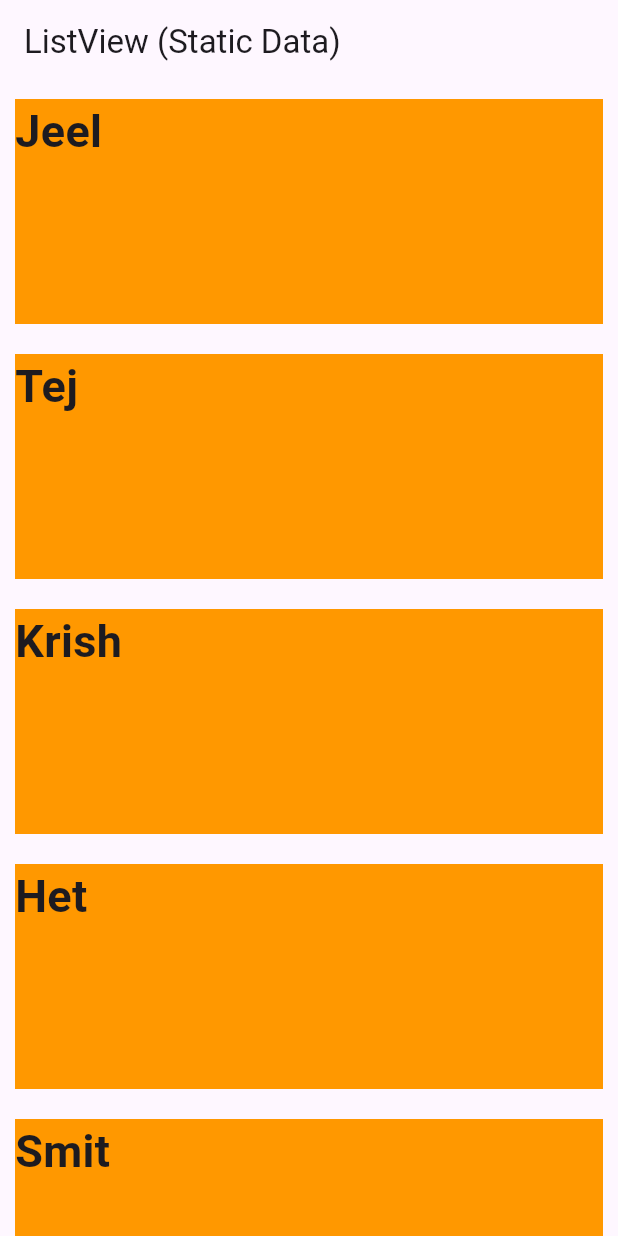
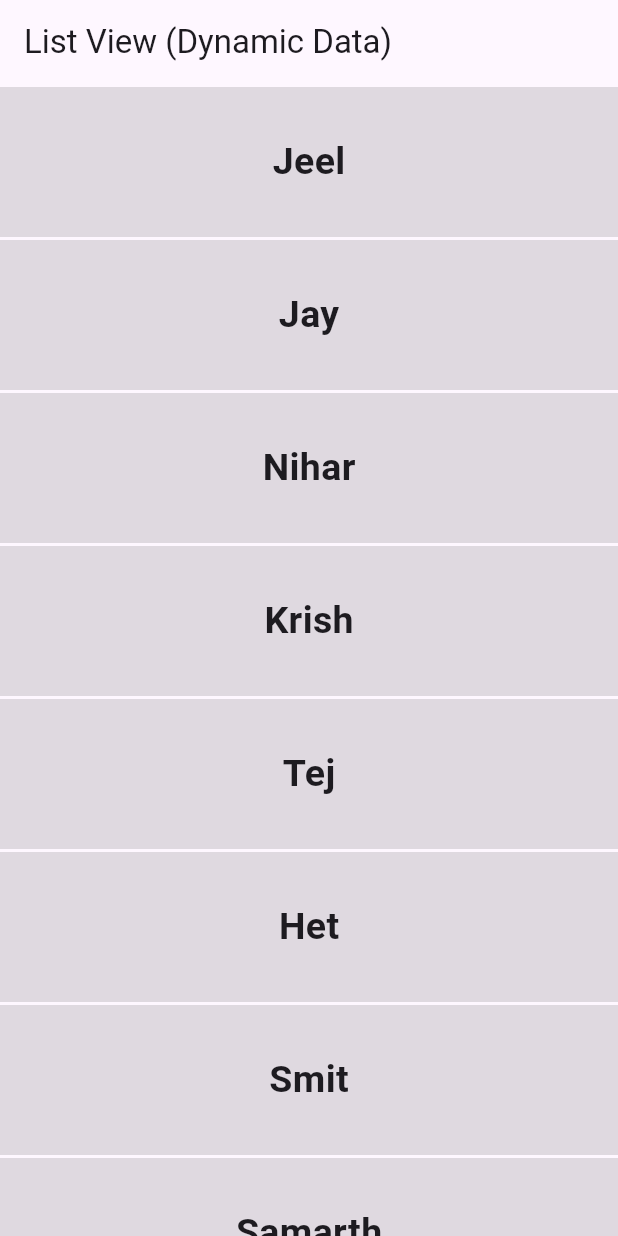
Before and after one commit to jeelpatel001/first_flutter_app, a Flutter app: the screen it shows after launch, on a phone screen of 412 x 824 dp. Run offline on Flutter 3.47's test engine with Material 3 defaults, Android fonts, the phone set to English and light mode, and no system bars.

Commit message:
Learn ListView using Dynamic Data (from Array)

```diff
--- /dev/null
+++ b/lib/_11_List_View_DynamicData.dart
@@ -0,0 +1,38 @@
+import 'package:flutter/material.dart';
+
+class ListViewDynamicData extends StatefulWidget {
+  const ListViewDynamicData({super.key});
+
+  @override
+  State<ListViewDynamicData> createState() => _ListViewDynamicDataState();
+}
+
+class _ListViewDynamicDataState extends State<ListViewDynamicData> {
+  var names = ['Jeel', 'Jay', 'Nihar', 'Krish', 'Tej', 'Het', 'Smit', 'Samarth', 'Karan', 'Meet'];
+
+  @override
+  Widget build(BuildContext context) {
+    return Scaffold(
+      appBar: AppBar(
+        title: const Text("List View (Dynamic Data)"),
+      ),
+      body: ListView.builder(
+        itemBuilder: (context, index) {
+          return Container(
+            margin: const EdgeInsets.only(top: 2),
+            color: Colors.black12,
+            height: 100,
+            child: Center(
+              child: Text(
+                names[index],
+                style:
+                    const TextStyle(fontSize: 25, fontWeight: FontWeight.bold),
+              ),
+            ),
+          );
+        },
+        itemCount: names.length,
+      ),
+    );
+  }
+}
--- a/lib/main.dart
+++ b/lib/main.dart
@@ -1,4 +1,5 @@
 import 'package:first_flutter_app/_10_List_View_StaticData.dart';
+import 'package:first_flutter_app/_11_List_View_DynamicData.dart';
 import 'package:first_flutter_app/_1_Container.dart';
 import 'package:first_flutter_app/_2_Text_Button_Widget.dart';
 import 'package:first_flutter_app/_3_Elevated_Button_Widget.dart';
@@ -38,7 +39,8 @@ class MyApp extends StatelessWidget {
       // home: const column(),
       // home: const inkwell(),
       // home: const MyScrollView(),
-      home: const ListViewStaticData(),
+      // home: const ListViewStaticData(),
+      home: const ListViewDynamicData(),
     );
   }
 }
@@ -103,65 +105,6 @@ class _MyHomePageState extends State<MyHomePage> {
       //   itemCount: names.length,
       // ),
 
-      /*-------List View and Its Components-------*/
-      /* Static Data */
-
-      // body: ListView(
-      //   children: const [
-      //     Padding(
-      //       padding: EdgeInsets.all(8.0),
-      //       child: Text(
-      //         "One ",
-      //         style: TextStyle(
-      //           fontSize: 25,
-      //           fontWeight: FontWeight.w600,
-      //         ),
-      //       ),
-      //     ),
-      //     Padding(
-      //       padding: EdgeInsets.all(8.0),
-      //       child: Text(
-      //         "Two ",
-      //         style: TextStyle(
-      //           fontSize: 25,
-      //           fontWeight: FontWeight.w600,
-      //         ),
-      //       ),
-      //     ),
-      //     Padding(
-      //       padding: EdgeInsets.all(8.0),
-      //       child: Text(
-      //         "Three ",
-      //         style: TextStyle(
-      //           fontSize: 25,
-      //           fontWeight: FontWeight.w600,
-      //         ),
-      //       ),
-      //     ),
-      //     Padding(
-      //       padding: EdgeInsets.all(8.0),
-      //       child: Text(
-      //         "Four ",
-      //         style: TextStyle(
-      //           fontSize: 25,
-      //           fontWeight: FontWeight.w600,
-      //         ),
-      //       ),
-      //     ),
-      //     Padding(
-      //       padding: EdgeInsets.all(8.0),
-      //       child: Text(
-      //         "Five ",
-      //         style: TextStyle(
-      //           fontSize: 25,
-      //           fontWeight: FontWeight.w600,
-      //         ),
-      //       ),
-      //     ),
-      //   ],
-      // ),
-
-
     );
   }
 }
```
